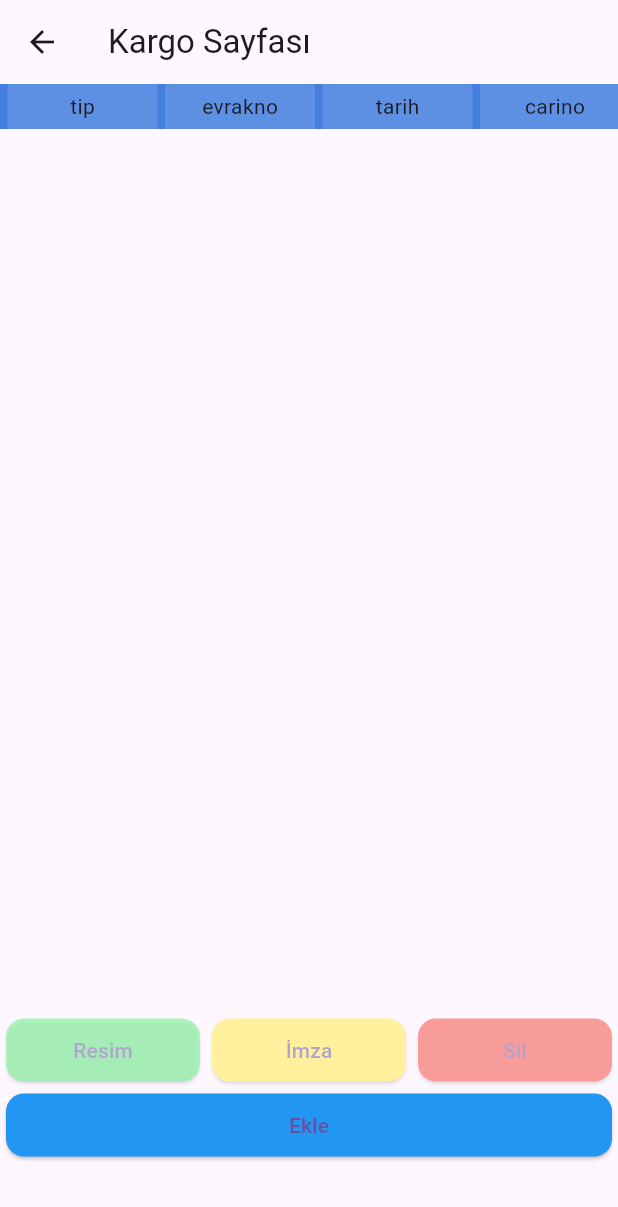
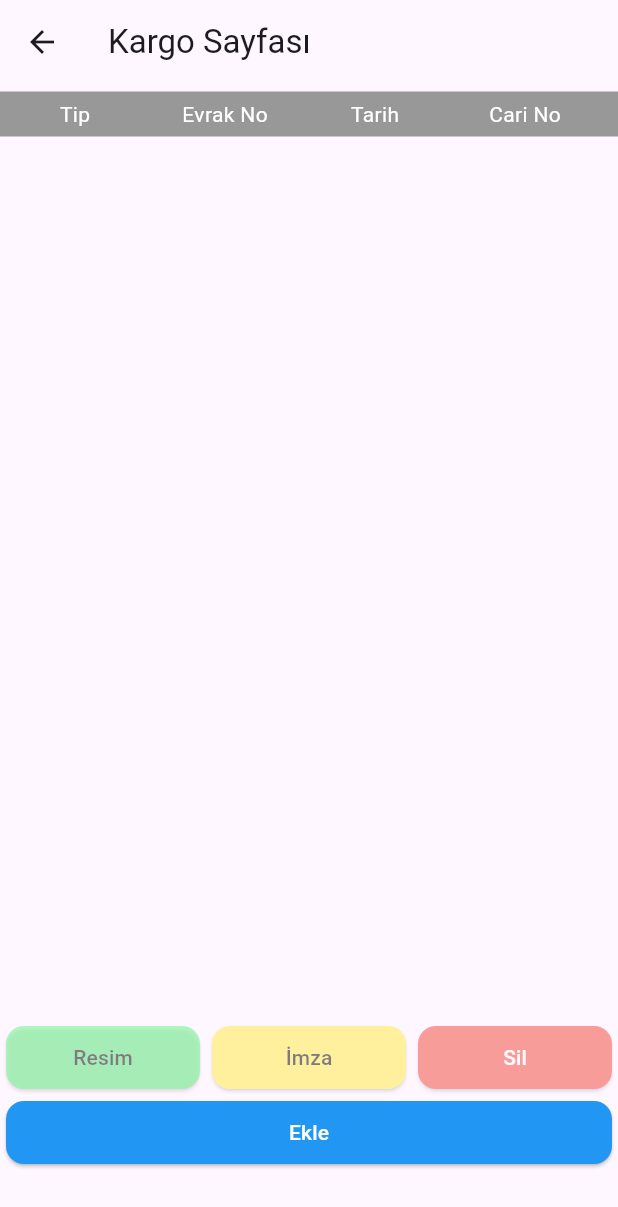
Before and after one commit to fatihkrkl/MercanlarLinux, a Flutter app: the AracSayfa screen opened directly, after a tap on "Görüntüle", on a phone screen of 412 x 824 dp. Shown: the top 1207 px of the screen. Run offline on Flutter 3.47's test engine with Material 3 defaults, Android fonts, the light colour scheme and no system bars; our stand-ins replace camera, sqflite; missing offline and left inert: custom_date_range_picker, flutter_drawing_board; accounts and stored records are empty.

Commit message:
UI changes

```diff
--- a/lib/View/Arac_Sayfa.dart
+++ b/lib/View/Arac_Sayfa.dart
@@ -11,7 +11,7 @@ class AracSayfa extends StatefulWidget {
 }
 
 class _AracSayfaState extends State<AracSayfa> {
-  List<Map<String, dynamic>> items=[];
+  List<Map<String, dynamic>> items = [];
   List<Map<String, dynamic>> list = [];
   DateTime filterStartDate = DateTime.now().subtract(Duration(days: 1));
   DateTime filterEndDate = DateTime.now();
@@ -31,8 +31,8 @@ class _AracSayfaState extends State<AracSayfa> {
   }
 
   Future<void> fetchItems() async {
-    items=[];
-    (await DatabaseHelper().fetchItems()).forEach((item){
+    items = [];
+    (await DatabaseHelper().fetchItems()).forEach((item) {
       items.add(item);
     });
     applyFilter();
@@ -45,7 +45,6 @@ class _AracSayfaState extends State<AracSayfa> {
         DatabaseHelper().deleteItem(id);
         items.removeWhere((item) => item['id'] == id);
         applyFilter();
-
       });
     } catch (ex) {
       // You can handle the exception or show a dialog here
@@ -69,24 +68,44 @@ class _AracSayfaState extends State<AracSayfa> {
     }
   }
 
-  void applyFilter(){
+  void applyFilter() {
     list = [];
     items.forEach((item) {
-      int year=(int.parse((item['tarih'] as String).split("-")[0]));
-      int month=(int.parse((item['tarih'] as String).split("-")[1]));
-      int day=(int.parse((item['tarih'] as String).split("-")[2]));
-      DateTime date=DateTime(year,month,day);
-      if ((item['plaka'] == selectedPlaka ||
-          selectedPlaka == null) &&
-          (item['sofor'] == selectedSofor ||
-              selectedSofor == null) &&
-          (item['sube'] == selectedSube ||
-              selectedSube == null) &&
-          (item['per'] == selectedPer || selectedPer == null)&&
-          (!date.isAfter(filterEndDate) && !filterStartDate.isAfter(date))
-      ) {
+      int year = (int.parse((item['tarih'] as String).split("-")[0]));
+      int month = (int.parse((item['tarih'] as String).split("-")[1]));
+      int day = (int.parse((item['tarih'] as String).split("-")[2]));
+      DateTime date = DateTime(year, month, day);
+      if ((item['plaka'] == selectedPlaka || selectedPlaka == null) &&
+          (item['sofor'] == selectedSofor || selectedSofor == null) &&
+          (item['sube'] == selectedSube || selectedSube == null) &&
+          (item['per'] == selectedPer || selectedPer == null) &&
+          (!date.isAfter(filterEndDate) && !filterStartDate.isAfter(date))) {
         list.add(item);
       }
+    });
+  }
+
+  Future<void> _Ekle() async {
+    await Navigator.push(
+      context,
+      MaterialPageRoute(builder: (context) => AracEkle()),
+    ).then((val) async {
+      fetchItems();
+    });
+  }
+  void _Listele(){
+    setState(() {
+      list = items;
+      filterStartDate = DateTime(2000);
+      filterEndDate = DateTime.now();
+      plakaController.clear();
+      subeController.clear();
+      soforController.clear();
+      perController.clear();
+      selectedSofor = null;
+      selectedPlaka = null;
+      selectedSube = null;
+      selectedPer = null;
     });
   }
 
@@ -103,41 +122,9 @@ class _AracSayfaState extends State<AracSayfa> {
             Row(
               mainAxisAlignment: MainAxisAlignment.spaceAround,
               children: [
-                ElevatedButton(
-                  onPressed: () async {
-                    await Navigator.push(
-                      context,
-                      MaterialPageRoute(builder: (context) => AracEkle()),
-                    ).then((val) async {
-                      fetchItems();
-                    });
-                  },
-                  child: const Text('Yeni'),
-                ),
-                ElevatedButton(
-                  onPressed: () {
-                    setState(() {
-                      list=items;
-                      filterStartDate = DateTime(2000);
-                      filterEndDate = DateTime.now();
-                      plakaController.clear();
-                      subeController.clear();
-                      soforController.clear();
-                      perController.clear();
-                      selectedSofor=null;
-                      selectedPlaka = null;
-                      selectedSube=null;
-                      selectedPer=null;
-                    });
-                  },
-                  child: const Text('Listele'),
-                ),
-                ElevatedButton(
-                  onPressed: () {
-                    showFilterDialog(context);
-                  },
-                  child: Text('Filtre'),
-                ),
+                Buton(context, "Ekle",_Ekle,Colors.blue,Colors.white),
+                Buton(context,"Listele",_Listele,Colors.lightBlueAccent,Colors.white),
+                Buton(context, "Filtrele", () =>showFilterDialog(context), Colors.yellow, Colors.white)
               ],
             ),
             SizedBox(height: 16),
@@ -163,21 +150,41 @@ class _AracSayfaState extends State<AracSayfa> {
     );
   }
 
+  Card Buton(BuildContext context,String text , VoidCallback action,Color bg, Color txt) {
+    return Card(
+      color: bg,
+      child: InkWell(
+        onTap: () async => action(),
+        borderRadius: BorderRadius.circular(12),
+        child: Container(
+          padding: const EdgeInsets.symmetric(vertical: 16, horizontal: 32),
+          child: Text(
+            text,
+            style: TextStyle(
+              fontSize: 18,
+              color: txt, // Text color
+              fontWeight: FontWeight.bold,
+            ),
+          ),
+        ),
+      ),
+    );
+  }
+
   Widget Arac(String plaka, String id, BuildContext context) {
     return Padding(
       padding: const EdgeInsets.all(16.0),
       child: Row(
         children: [
           Text(
-            id.length > 9 ? '${id.substring(0, 9)}...' : id,
-            style: TextStyle(fontSize: 18),
+            id.length > 9 ? 'Fiş\n#${id.substring(0, 9)}...' : 'Fiş\n#$id',
+            style: const TextStyle(fontSize: 18),
           ),
           Expanded(
             child: Row(
               mainAxisAlignment: MainAxisAlignment.end,
               children: [
-                ElevatedButton(
-                  onPressed: () {
+                Buton(context, "Görüntüle", () {
                   Navigator.push(
                     context,
                     MaterialPageRoute(
@@ -186,13 +193,8 @@ class _AracSayfaState extends State<AracSayfa> {
                           plaka: plaka,
                         )),
                   );
-                  },
-                  child: Text("Görüntüle"),
-                ),
-                ElevatedButton(
-                  onPressed: () => removeItem(id),
-                  child: Text("Sil"),
-                ),
+                }, Colors.green, Colors.white),
+                Buton(context, "Sil", () => removeItem(id), Colors.red, Colors.white),
               ],
             ),
           ),
--- a/lib/View/Kargo_Ekle.dart
+++ b/lib/View/Kargo_Ekle.dart
@@ -13,6 +13,28 @@ class ComboState extends State<KargoEkle> {
   String? selectedSofor;
   String? selectedPer;
   String? selectedSube;
+  FocusNode barkodFocusNode = FocusNode();
+
+  @override
+  void initState() {
+    super.initState();
+    WidgetsBinding.instance.addPostFrameCallback((_) {
+      FocusScope.of(context).requestFocus(barkodFocusNode);
+    });
+  }
+
+  @override
+  void setState(VoidCallback fn) {
+    super.setState(fn);
+    FocusScope.of(context).requestFocus(barkodFocusNode);
+  }
+
+  @override
+  void dispose() {
+    barkodFocusNode.dispose(); // Step 4: Dispose the FocusNode
+    super.dispose();
+  }
+
   final List<String> soforler = [
     'Şoför 1',
     'Şoför 2',
@@ -32,6 +54,8 @@ class ComboState extends State<KargoEkle> {
     'Şube 4',
   ];
 
+
+
   @override
   Widget build(BuildContext context) {
     return Scaffold(
@@ -49,7 +73,7 @@ class ComboState extends State<KargoEkle> {
                       Expanded(
                         flex: 2,
                         child: DropdownButton<String>(
-                          hint: Text("Select"),
+                          hint: Text("Şoför Seçin"),
                           value: selectedSofor,
                           items:
                           soforler.map<DropdownMenuItem<String>>((String value) {
@@ -73,6 +97,7 @@ class ComboState extends State<KargoEkle> {
                       Expanded(child: Text("Barkod")),
                       Expanded(
                           child: TextField(
+                            focusNode: barkodFocusNode,
                             controller: barkodController,
                             decoration: InputDecoration(hintText: "Barkod"),
                           )),
@@ -87,7 +112,7 @@ class ComboState extends State<KargoEkle> {
                       Expanded(
                         flex: 2,
                         child: DropdownButton<String>(
-                          hint: Text("Select"),
+                          hint: Text("Personel Seçin"),
                           value: selectedPer,
                           items:
                           perler.map<DropdownMenuItem<String>>((String value) {
@@ -112,7 +137,7 @@ class ComboState extends State<KargoEkle> {
                       Expanded(
                         flex: 2,
                         child: DropdownButton<String>(
-                          hint: Text("Select"),
+                          hint: Text("Şube Seçin"),
                           value: selectedSube,
                           items:
                           subeler.map<DropdownMenuItem<String>>((String value) {
--- a/lib/View/Kargo_Sayfa.dart
+++ b/lib/View/Kargo_Sayfa.dart
@@ -8,9 +8,8 @@ class KargoSayfa extends StatefulWidget {
   final String id;
   final String plaka;
   final bool nav;
-  const KargoSayfa({required this.id,required this.plaka,this.nav=false});
 
-
+  const KargoSayfa({required this.id, required this.plaka, this.nav = false});
 
   @override
   _KargoSayfaState createState() => _KargoSayfaState();
@@ -30,15 +29,17 @@ class _KargoSayfaState extends State<KargoSayfa> {
         Ekle();
       }
     });
+  }
 
-  }
   @override
   void setState(VoidCallback fn) {
     super.setState(fn);
     kargoItems = DatabaseHelper().fetchKargo(widget.id);
   }
 
-  void static; refreshItems() {
+  void static;
+
+  refreshItems() {
     setState(() {
       kargoItems = DatabaseHelper().fetchKargo(widget.id);
     });
@@ -53,7 +54,8 @@ class _KargoSayfaState extends State<KargoSayfa> {
       context,
       MaterialPageRoute(builder: (context) => KargoEkle(id: widget.id)),
     );
-    if (result == true) { // Check if the result is true
+    if (result == true) {
+      // Check if the result is true
       setState(() {
         refreshItems(); // Refresh items if the result is true
         Ekle();
@@ -62,18 +64,24 @@ class _KargoSayfaState extends State<KargoSayfa> {
   }
 
   void Sil(String barkod) async {
-    selectedIndex != null ? await DatabaseHelper().deleteKargo(barkod): ();
-    selectedIndex=null;
-    selectedBarcode="";
+    selectedIndex != null ? await DatabaseHelper().deleteKargo(barkod) : ();
+    selectedIndex = null;
+    selectedBarcode = "";
     refreshItems();
   }
 
   void Imza(BuildContext context) {
-    selectedIndex != null ? Navigator.push(context, MaterialPageRoute(builder: (context) => ImzaSayfa())): ();
+    selectedIndex != null
+        ? Navigator.push(
+            context, MaterialPageRoute(builder: (context) => ImzaSayfa()))
+        : ();
   }
 
   void Resim(BuildContext context) {
-    selectedIndex != null ? Navigator.push(context, MaterialPageRoute(builder: (context) => ResimSayfa())): ();
+    selectedIndex != null
+        ? Navigator.push(
+            context, MaterialPageRoute(builder: (context) => ResimSayfa()))
+        : ();
   }
 
   @override
@@ -90,18 +98,21 @@ class _KargoSayfaState extends State<KargoSayfa> {
             child: Column(
               children: [
                 Satir(
-                    tip: "tip",
-                    evrakno: "evrakno",
-                    tarih: "tarih",
-                    carino: "carino",
-                    unvan: "unvan",
-                    resim: "resim",
-                    imza: "imza",
-                    teslimtarihi: "teslimtarihi",
-                    teslimalan: "teslimalan",
-                    islem: "islem"),
-                Container(
-                  width: 1050,
+                  tip: "Tip",
+                  evrakno: "Evrak No",
+                  tarih: "Tarih",
+                  carino: "Cari No",
+                  unvan: "Unvan",
+                  resim: "Resim",
+                  imza: "İmza",
+                  teslimtarihi: "Teslim Tarihi",
+                  teslimalan: "Teslim Alan",
+                  islem: "İşlem",
+                  anaArkaRenk: Color.fromARGB(255, 152, 152, 152),
+                  anaYaziRenk: Colors.white,
+                ),
+                SizedBox(
+                  width: 1000,
                   height: screenHeight - 235,
                   child: FutureBuilder(
                     future: kargoItems,
@@ -117,7 +128,6 @@ class _KargoSayfaState extends State<KargoSayfa> {
                             Map<String, dynamic> veri = snapshot.data![index];
                             bool isSelected = selectedIndex == index;
                             selectedBarcode = snapshot.data![index]['barkod'];
-
 
                             return GestureDetector(
                               onTap: () {
@@ -157,28 +167,27 @@ class _KargoSayfaState extends State<KargoSayfa> {
                 Expanded(
                   child: selectedIndex == null
                       ? Opacity(
-                    opacity:
-                    0.5, // Set opacity to make it transparent
+                          opacity: 0.5, // Set opacity to make it transparent
                           child: Row(
                             children: [
-                        buton("Resim", Color.fromARGB(171, 27, 248, 75), Resim, context),
-                        buton("İmza", Colors.yellow, Imza, context),
-                        SilButonu("Sil", Colors.red, Sil, selectedBarcode),
+                              buton("Resim", Color.fromARGB(171, 27, 248, 75),Colors.black, Resim, context),
+                              buton("İmza", Colors.yellow,Colors.black, Imza, context),
+                              SilButonu(
+                                  "Sil", Colors.red,Colors.white, Sil, selectedBarcode),
                             ],
                           ),
                         )
                       : Row(
                           children: [
-                      buton("Resim", Color.fromARGB(171, 27, 248, 75), Resim, context),
-                      buton("İmza", Colors.yellow, Imza, context),
-                      SilButonu("Sil", Colors.red, Sil, selectedBarcode),
+                            buton("Resim", Color.fromARGB(171, 27, 248, 75),Colors.black ,Resim, context),
+                            buton("İmza", Colors.yellow,Colors.black, Imza, context),
+                            SilButonu("Sil", Colors.red,Colors.white, Sil, selectedBarcode),
                           ],
                         ),
                 ),
                 Expanded(
-                    child: Row(children: [
-                  EkleButonu("Ekle", Colors.blue, Ekle)
-                ])),
+                    child:
+                        Row(children: [EkleButonu("Ekle", Colors.blue,Colors.white, Ekle)])),
               ],
             ),
           )
@@ -187,40 +196,39 @@ class _KargoSayfaState extends State<KargoSayfa> {
     );
   }
 
-  Widget EkleButonu(
-      String text, MaterialColor renk, Function() action) {
+  Widget EkleButonu(String text, MaterialColor renk,Color yazi, Function() action) {
     return Expanded(
       child: Card(
         color: renk,
         child: TextButton(
           onPressed: () => action(),
-          child: Text(text),
+          child: Text(text,style: TextStyle(color: yazi),),
         ),
       ),
     );
   }
 
   Widget SilButonu(
-      String text, MaterialColor renk, Function(String) action, String barkod) {
+      String text, MaterialColor renk,Color yazi, Function(String) action, String barkod) {
     return Expanded(
       child: Card(
         color: renk,
         child: TextButton(
-          onPressed:  () => action(barkod),
-          child: Text(text),
+          onPressed: () => action(barkod),
+          child: Text(text,style: TextStyle(color: yazi),),
         ),
       ),
     );
   }
 
-  Widget buton(String text, Color renk, Function(BuildContext) action,
+  Widget buton(String text, Color renk,Color yazi, Function(BuildContext) action,
       BuildContext context) {
     return Expanded(
       child: Card(
         color: renk,
         child: TextButton(
           onPressed: () => action(context),
-          child: Text(text),
+          child: Text(text,style: TextStyle(color: yazi),),
         ),
       ),
     );
@@ -240,6 +248,11 @@ class Satir extends StatelessWidget {
   final String islem;
   final bool isSelected;
 
+  final Color anaArkaRenk;
+  final Color anaYaziRenk;
+  final Color seciliArkaRenk;
+  final Color seciliYaziRenk;
+
   Satir({
     required this.tip,
     required this.evrakno,
@@ -251,28 +264,42 @@ class Satir extends StatelessWidget {
     required this.teslimtarihi,
     required this.teslimalan,
     required this.islem,
-    this.isSelected = false, // Default to not selected
+    this.anaArkaRenk = const Color.fromARGB(213, 220, 220, 220),
+    this.anaYaziRenk = const Color.fromARGB(255, 0, 0, 0),
+    this.seciliArkaRenk = const Color.fromARGB(255, 179, 179, 179),
+    this.seciliYaziRenk = const Color.fromARGB(255, 237, 237, 237),
+    this.isSelected = false,
   });
 
   @override
   Widget build(BuildContext context) {
+    final values = [
+      tip,
+      evrakno,
+      tarih,
+      carino,
+      unvan,
+      resim,
+      imza,
+      teslimtarihi,
+      teslimalan,
+      islem,
+    ];
+
     return Container(
-      color: isSelected ? const Color.fromARGB(200, 6, 7, 7) : const Color.fromARGB(
-          208, 26, 99, 214),
-      // Highlight selected item
+      padding: const EdgeInsets.only(top: 5),
       child: Row(
-        children: [
-          Blok(name: tip, width: 100, isSelected: isSelected,),
-          Blok(name: evrakno, width: 100, isSelected: isSelected),
-          Blok(name: tarih, width: 100, isSelected: isSelected),
-          Blok(name: carino, width: 100, isSelected: isSelected),
-          Blok(name: unvan, width: 100, isSelected: isSelected),
-          Blok(name: resim, width: 100, isSelected: isSelected),
-          Blok(name: imza, width: 100, isSelected: isSelected),
-          Blok(name: teslimtarihi, width: 100, isSelected: isSelected),
-          Blok(name: teslimalan, width: 100, isSelected: isSelected),
-          Blok(name: islem, width: 100, isSelected: isSelected),
-        ],
+        children: values
+            .map((value) => Blok(
+                  name: value,
+                  width: 100,
+                  isSelected: isSelected,
+                  anaArkaRenk: anaArkaRenk,
+                  anaYaziRenk: anaYaziRenk,
+                  seciliArkaRenk: seciliArkaRenk,
+                  seciliYaziRenk: seciliYaziRenk,
+                ))
+            .toList(),
       ),
     );
   }
@@ -282,24 +309,34 @@ class Blok extends StatelessWidget {
   final double width;
   final String name;
   final bool isSelected;
+  final Color anaArkaRenk;
+  final Color anaYaziRenk;
+  final Color seciliArkaRenk;
+  final Color seciliYaziRenk;
 
   const Blok({
     required this.name,
     required this.width,
     required this.isSelected,
+    this.anaArkaRenk = const Color.fromARGB(200, 200, 200, 200),
+    this.anaYaziRenk = const Color.fromARGB(200, 0, 0, 0),
+    this.seciliArkaRenk = const Color.fromARGB(200, 80, 74, 71),
+    this.seciliYaziRenk = const Color.fromARGB(200, 41, 41, 41),
     super.key,
   });
 
   @override
   Widget build(BuildContext context) {
-    return Padding(
-        padding: const EdgeInsets.only(left: 5),
-        child: Container(
+    return Container(
       width: width,
-          color: isSelected ? const Color.fromARGB(255, 47, 218, 185) : const Color.fromARGB(
-              34, 255, 255, 255),
+      color: isSelected ? seciliArkaRenk : anaArkaRenk,
       height: 30,
-          child: Center(child: Text(name)),
-        ));
+      child: Center(
+        child: Text(
+          name,
+          style: TextStyle(color: isSelected ? seciliYaziRenk : anaYaziRenk),
+        ),
+      ),
+    );
   }
 }
```
Lines whose indentation alone changed are shown as unchanged.
